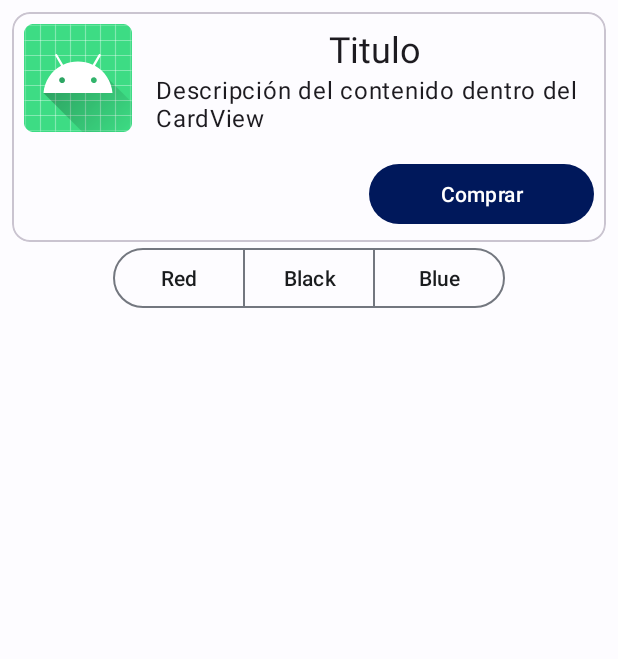
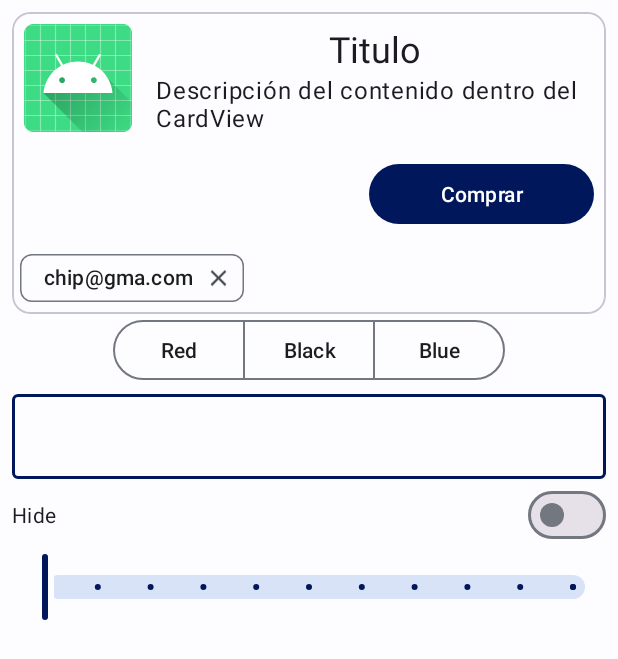
Before and after one commit to CUJuanPablo/ApplyKotlin, an Android app: the layout content_scrolling.xml on its own in the app's theme, with its tools: preview values and no code run, on a phone screen of 412 x 824 dp. Shown: the top 659 px of the screen. Run offline under Robolectric (Android 15) with nearby library versions, the phone set to English and light mode, and no system bars.

```diff
--- a/app/build.gradle.kts
+++ b/app/build.gradle.kts
@@ -1,6 +1,7 @@
 plugins {
     alias(libs.plugins.android.application)
     alias(libs.plugins.jetbrains.kotlin.android)
+    id("com.google.devtools.ksp")
 }
 
 android {
@@ -49,5 +50,7 @@ dependencies {
     androidTestImplementation(libs.androidx.junit)
     androidTestImplementation(libs.androidx.espresso.core)
 
+    implementation("com.github.bumptech.glide:glide:4.16.0")
+    //ksp("com.github.bumptech.glide:glide:4.16.0")
 
 }
--- a/app/src/main/AndroidManifest.xml
+++ b/app/src/main/AndroidManifest.xml
@@ -1,6 +1,8 @@
 <?xml version="1.0" encoding="utf-8"?>
 <manifest xmlns:android="http://schemas.android.com/apk/res/android"
     xmlns:tools="http://schemas.android.com/tools">
+
+    <uses-permission android:name="android.permission.INTERNET"/>
 
     <application
         android:allowBackup="true"
@@ -18,7 +20,6 @@
             android:label="@string/title_activity_servers" >
             <intent-filter>
                 <action android:name="android.intent.action.MAIN" />
-
                 <category android:name="android.intent.category.LAUNCHER" />
             </intent-filter>
         </activity>
--- a/app/src/main/res/layout/activity_servers.xml
+++ b/app/src/main/res/layout/activity_servers.xml
@@ -8,7 +8,8 @@
     android:fitsSystemWindows="true"
     tools:context=".ServersActivity">
 
-    <include layout="@layout/content_scrolling" />
+    <include android:id="@+id/userscontent" layout="@layout/contentusers" />
+    <include android:visibility="gone" android:id="@+id/content" layout="@layout/content_scrolling" />
 
     <com.google.android.material.bottomappbar.BottomAppBar
         android:id="@+id/bottomAppBar"
--- a/app/src/main/res/layout/content_scrolling.xml
+++ b/app/src/main/res/layout/content_scrolling.xml
@@ -68,6 +68,16 @@
                     android:layout_margin="@dimen/paddingmin"
                     android:text="@string/buy"/>
 
+                <com.google.android.material.chip.Chip
+                    android:id="@+id/chip"
+                    android:layout_marginHorizontal="5dp"
+                    android:layout_width="wrap_content"
+                    android:layout_height="wrap_content"
+                    android:text="chip@gma.com"
+                    app:closeIconEnabled="true"
+                    android:checkable="true"/>
+
+
 
             </LinearLayout>
 
@@ -78,6 +88,7 @@
             android:id="@+id/btnGroup"
             android:layout_width="match_parent"
             android:gravity="center"
+            app:singleSelection="true"
             android:layout_height="wrap_content">
             <Button
                 android:id="@+id/btnRed"
@@ -86,17 +97,46 @@
                 android:text="Red"
                 style="?attr/materialButtonOutlinedStyle"/>
             <Button
+                android:id="@+id/btnBlack"
                 android:layout_width="wrap_content"
                 android:layout_height="wrap_content"
                 android:text="Black"
                 style="?attr/materialButtonOutlinedStyle"/>
             <Button
+                android:id="@+id/btnBlue"
                 android:layout_width="wrap_content"
                 android:layout_height="wrap_content"
                 android:text="Blue"
                 style="?attr/materialButtonOutlinedStyle"/>
         </com.google.android.material.button.MaterialButtonToggleGroup>
 
+        <com.google.android.material.textfield.TextInputLayout
+            android:layout_width="match_parent"
+            android:layout_height="wrap_content">
+            <com.google.android.material.textfield.TextInputEditText
+                android:id="@+id/txtUrl"
+                android:layout_width="match_parent"
+                android:layout_height="match_parent"/>
+        </com.google.android.material.textfield.TextInputLayout>
+
+        <com.google.android.material.materialswitch.MaterialSwitch
+            android:id="@+id/sw"
+            android:layout_width="match_parent"
+            android:layout_height="wrap_content"
+            android:text="Hide"
+            />
+
+        <com.google.android.material.slider.Slider
+            android:id="@+id/slider"
+            android:layout_width="match_parent"
+            android:layout_height="wrap_content"
+            android:valueFrom="0"
+            android:valueTo="10"
+            android:stepSize="1.0"
+            android:text="Hide"
+            />
+
+
     </LinearLayout>
 
 </androidx.core.widget.NestedScrollView>
--- a/build.gradle.kts
+++ b/build.gradle.kts
@@ -2,4 +2,5 @@
 plugins {
     alias(libs.plugins.android.application) apply false
     alias(libs.plugins.jetbrains.kotlin.android) apply false
+    id("com.google.devtools.ksp") version "1.9.21-1.0.15" apply false
 }
```
Also changed, not shown: app/src/main/java/com/zigmab/first/Adapters/UserAdapter.kt (added, +37 -0 lines), app/src/main/java/com/zigmab/first/ServersActivity.kt (+107 -3 lines), app/src/main/res/layout/contentusers.xml (added, +14 -0 lines), app/src/main/res/layout/item_user.xml (added, +19 -0 lines).
